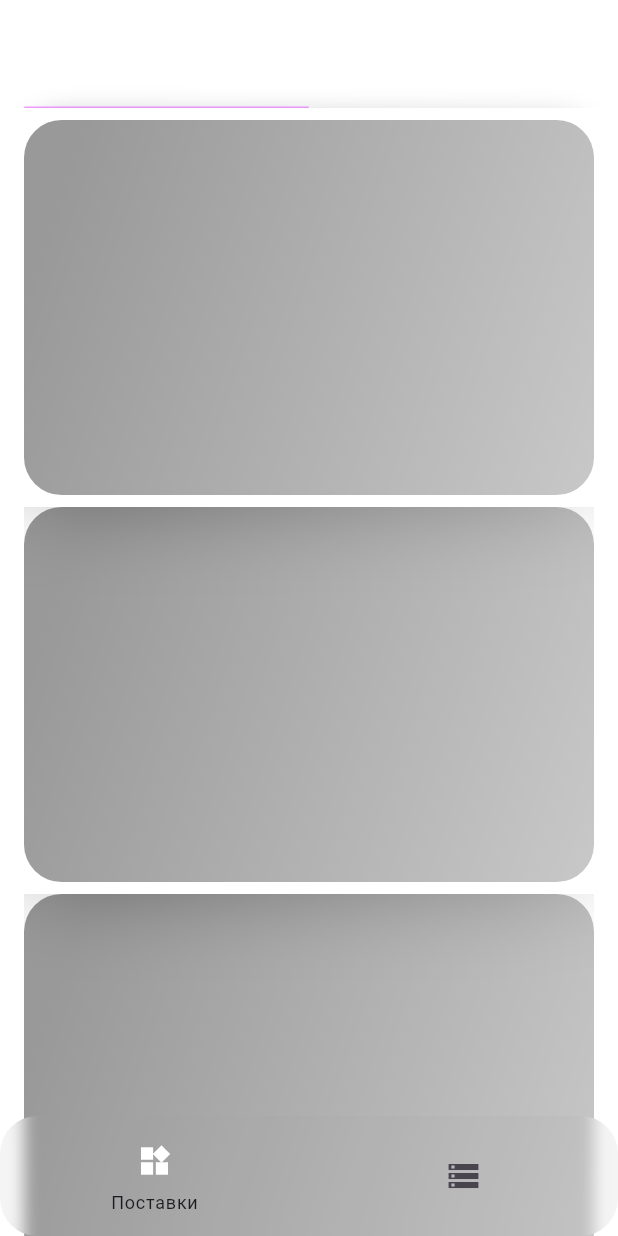
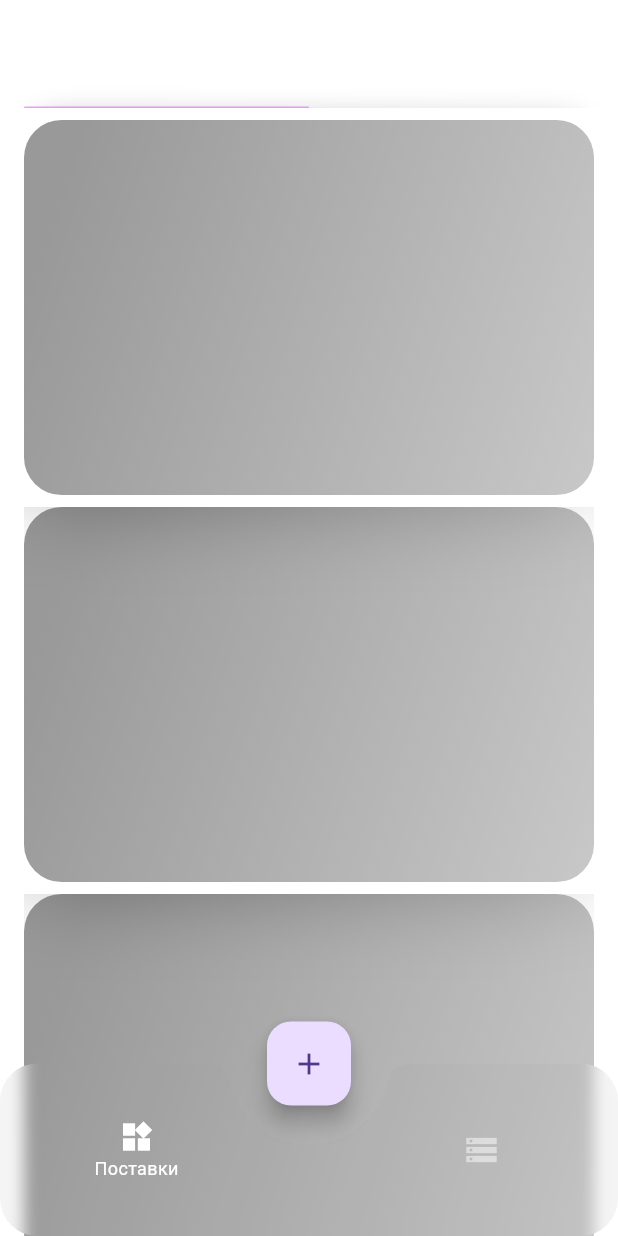
Before and after one commit to songhee24/wb_supplieses, a Flutter app: the screen it shows after launch, on a phone screen of 412 x 824 dp. Run offline on Flutter 3.47's test engine with Material 3 defaults, Android fonts, the phone set to English and light mode, and no system bars; our stand-ins replace bloc, cloud_firestore, equatable, firebase_core, flutter_bloc, go_router; accounts and stored records are empty; Roboto replaces fonts that are missing (Poppins).

Commit message:
style appbar with custom button rendering

```diff
--- a/lib/app/layout/layout_scaffold.dart
+++ b/lib/app/layout/layout_scaffold.dart
@@ -20,31 +20,66 @@ class LayoutScaffold extends StatelessWidget {
     return Scaffold(
       extendBody: true,
       backgroundColor: Colors.transparent,
+      // Add FloatingActionButton
+      floatingActionButton: navigationShell.currentIndex == 0 ? FloatingActionButton(
+        onPressed: () {},
+        child: const Icon(Icons.add),
+      ) : null,
+      // Set the FAB location
+      floatingActionButtonLocation: FloatingActionButtonLocation.centerDocked,
       body: Container(
-          decoration: BoxDecoration(gradient: gradient),
-          child: navigationShell),
-      bottomNavigationBar: ClipRRect(
-        borderRadius: const BorderRadius.all(Radius.circular(25)),
-        child: BackdropFilter(
-          filter: ImageFilter.blur(sigmaX: 5, sigmaY: 15),
-          child: NavigationBar(
-              surfaceTintColor: Colors.amber,
+        decoration: BoxDecoration(gradient: gradient),
+        child: navigationShell,
+      ),
+      bottomNavigationBar: SizedBox(
+        width: double.infinity,
+        height: 115,
+        child: ClipRRect(
+          borderRadius: const BorderRadius.all(Radius.circular(25)),
+          child: BackdropFilter(
+            filter: ImageFilter.blur(sigmaX: 5, sigmaY: 15),
+            child: BottomAppBar(
+              // Add the notched shape
+              shape: const CircularNotchedRectangle(),
               elevation: 0,
-              selectedIndex: navigationShell.currentIndex,
-              onDestinationSelected: navigationShell.goBranch,
-              backgroundColor: Colors.grey.withOpacity(0.11),
-              indicatorColor: Colors.transparent,
-              labelBehavior:
-                  NavigationDestinationLabelBehavior.onlyShowSelected,
-              destinations: destinations
-                  .map(
-                    (destination) => NavigationDestination(
-                      icon: Icon(destination.icon),
-                      label: destination.label,
-                      selectedIcon: Icon(destination.icon, color: Colors.white),
+              color: Colors.grey.withOpacity(0.11),
+              notchMargin: 26,
+              child: Row(
+                mainAxisAlignment: MainAxisAlignment.spaceBetween,
+                children: destinations.asMap().entries.map((entry) {
+                  int idx = entry.key;
+                  var destination = entry.value;
+                  // Calculate the middle index
+
+                  return InkResponse(
+                    onTap: () => navigationShell.goBranch(idx),
+                    child: SizedBox(
+                      width: 150,
+                      child: Column(
+                        mainAxisSize: MainAxisSize.min,
+                        children: [
+                          Icon(
+                            destination.icon,
+                            color: navigationShell.currentIndex == idx
+                                ? Colors.white
+                                : Colors.white.withOpacity(0.5),
+                          ),
+                          if (navigationShell.currentIndex == idx)
+                            Text(
+                              destination.label,
+                              style: const TextStyle(
+                                color: Colors.white,
+                                fontSize: 12,
+                              ),
+                            ),
+                        ],
+                      ),
                     ),
-                  )
-                  .toList()),
+                  );
+                }).toList(),
+              ),
+            ),
+          ),
         ),
       ),
     );
--- a/lib/features/supplieses/view/supplieses_page.dart
+++ b/lib/features/supplieses/view/supplieses_page.dart
@@ -12,7 +12,8 @@ class SuppliesesPage extends StatelessWidget {
         slivers: [
           const FrostedAppBar(),
           SliverPadding(
-            padding: const EdgeInsets.only(bottom: kBottomNavigationBarHeight + 70, left: 16, right: 16),
+            padding: const EdgeInsets.only(
+                bottom: kBottomNavigationBarHeight + 130, left: 16, right: 16),
             sliver: SliverList(
                 delegate: SliverChildListDelegate([
               SizedBox(height: 8),
--- a/lib/features/supplieses/widgets/supplies/supplies_frosted_app_bar.dart
+++ b/lib/features/supplieses/widgets/supplies/supplies_frosted_app_bar.dart
@@ -28,7 +28,7 @@ class FrostedAppBar extends StatelessWidget {
             child:  SizedBox(
               height: kToolbarHeightCustom ,
               child: Padding(
-                padding: EdgeInsets.symmetric(horizontal: 16),
+                padding: const EdgeInsets.symmetric(horizontal: 16),
                 child: TabBar(
                   indicatorSize: TabBarIndicatorSize.tab,
                   padding: const EdgeInsets.only(top: kToolbarHeight + 15),
```
